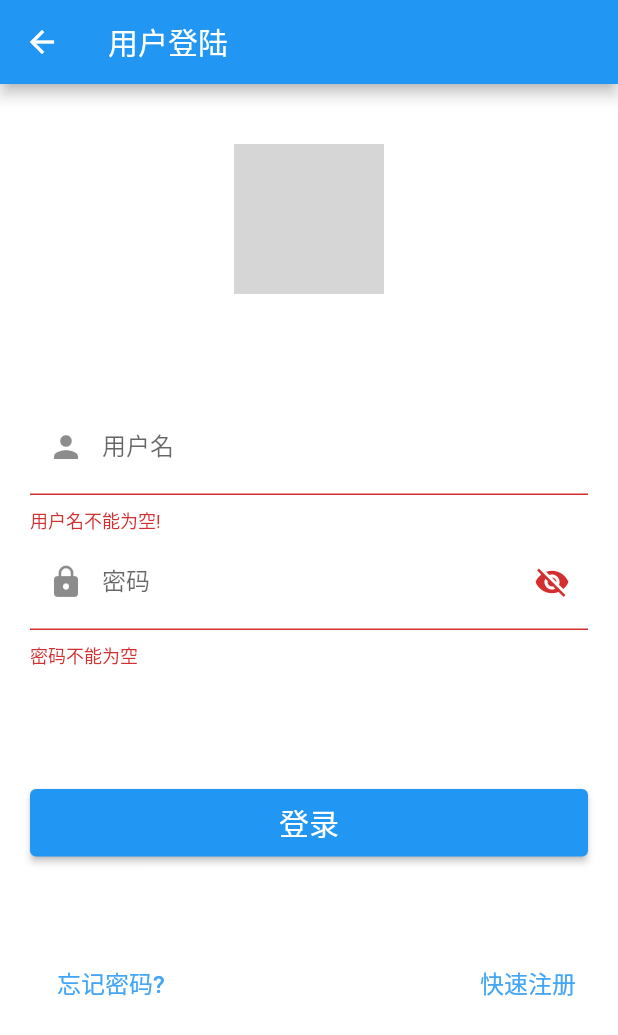
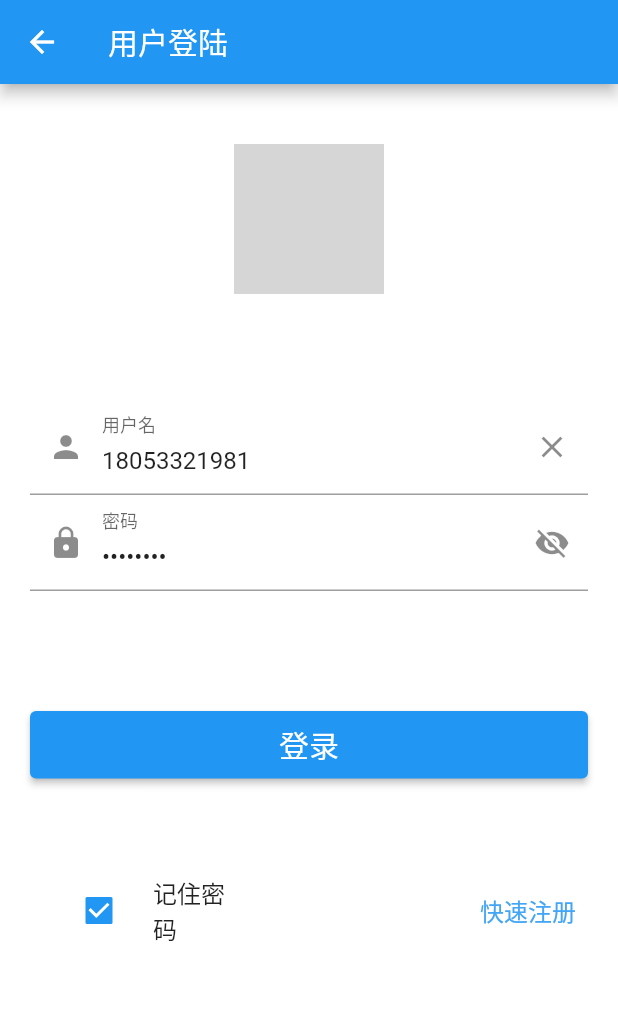
Before and after one commit to qilanjie/zhyq_repair_client_flutter, a Flutter app: the Login screen opened by its route, after a tap on "登录", on a phone screen of 412 x 824 dp. Shown: the top 1035 px of the screen. Run offline on Flutter 3.47's test engine with Material 2 defaults, Android fonts, the phone set to English and light mode, and no system bars; our stand-ins replace dio, shared_preferences; accounts and stored records are empty; network calls fail; grey boxes are pictures that could not be loaded.

Commit message:
Signed-off-by: qiwenhua <qilanjie@126.com>

```diff
--- a/lib/dio_util.dart
+++ b/lib/dio_util.dart
@@ -15,7 +15,7 @@ class DioUtil{
   init()  async {
    SharedPreferences prefs = await SharedPreferences.getInstance();
     BaseOptions baseOptions = BaseOptions(
-      baseUrl: "http://192.168.203.67:8888/api/private/v1/",
+      baseUrl: "http://127.0.0.1:8888/api/private/v1/",
       headers:{"token":prefs.getString('token')},
       connectTimeout: 5000,
     );
--- a/lib/login.dart
+++ b/lib/login.dart
@@ -1,5 +1,7 @@
 import 'package:flutter/material.dart';
-import 'package:font_awesome_flutter/font_awesome_flutter.dart';
+
+import 'dio_util.dart';
+
 
 class Login extends StatefulWidget {
   @override
@@ -18,9 +20,10 @@ class _LoginPageState extends State<Login> {
   GlobalKey<FormState> _formKey = GlobalKey<FormState>();
 
   var _password = ''; //用户名
-  var _username = ''; //密码
+  var _username = '19811031'; //密码
   var _isShowPwd = false; //是否显示密码
   var _isShowClear = false; //是否显示输入框尾部的清除按钮
+var _checkValue=true;
 
   @override
   void initState() {
@@ -40,6 +43,8 @@ class _LoginPageState extends State<Login> {
       }
       setState(() {});
     });
+    _userNameController.text="18053321981";
+DioUtil();
     super.initState();
   }
 
@@ -70,7 +75,7 @@ class _LoginPageState extends State<Login> {
   /**
    * 验证用户名
    */
-  String validateUserName(value) {
+  String? validateUserName(value) {
     // 正则匹配手机号
     RegExp exp = RegExp(
         r'^((13[0-9])|(14[0-9])|(15[0-9])|(16[0-9])|(17[0-9])|(18[0-9])|(19[0-9]))\d{8}$');
@@ -79,19 +84,19 @@ class _LoginPageState extends State<Login> {
     } else if (!exp.hasMatch(value)) {
       return '请输入正确手机号';
     }
-    return "";
+    return null;
   }
 
   /**
    * 验证密码
    */
-  String validatePassWord(value) {
+  String? validatePassWord(value) {
     if (value.isEmpty) {
       return '密码不能为空';
     } else if (value.trim().length < 6 || value.trim().length > 18) {
       return '密码长度不正确';
     }
-    return "";
+    return  null;
   }
 
   @override
@@ -114,6 +119,7 @@ class _LoginPageState extends State<Login> {
     );
 
     //输入文本框区域
+
     Widget inputTextArea = Container(
       margin: EdgeInsets.only(left: 20, right: 20),
       decoration: new BoxDecoration(
@@ -151,7 +157,7 @@ class _LoginPageState extends State<Login> {
                 _username = value!;
               },
             ),
-            new TextFormField(
+            new TextFormField( initialValue: "19811031",
               focusNode: _focusNodePassWord,
               decoration: InputDecoration(
                   labelText: "密码",
@@ -182,7 +188,7 @@ class _LoginPageState extends State<Login> {
     );
 
     // 登录按钮区域
-    Widget loginButtonArea = new Container(
+    Widget loginButtonArea = Container(
       margin: EdgeInsets.only(left: 20, right: 20),
       height: 45.0,
       child: new ElevatedButton(
@@ -194,16 +200,29 @@ class _LoginPageState extends State<Login> {
         // 设置按钮圆角
         // shape:
         //     RoundedRectangleBorder(borderRadius: BorderRadius.circular(10.0)),
-        onPressed: () {
+        onPressed: () async {
           //点击登录按钮，解除焦点，回收键盘
           _focusNodePassWord.unfocus();
           _focusNodeUserName.unfocus();
 
           if (_formKey.currentState!.validate()) {
+
             //只有输入通过验证，才会执行这里
             _formKey.currentState!.save();
+            print("$_username + $_password");
             //todo 登录操作
-            print("$_username + $_password");
+             var result=await DioUtil().dio_requset("login",method: "post",params: {"userName": _username, //admin
+            "userPassword": _password }//buzhidao
+             );
+            // if(result[meta]!=200){
+            //   ScaffoldMessenger.of(context).removeCurrentSnackBar();
+            //   ScaffoldMessenger.of(context).showSnackBar(SnackBar(
+            //     duration: Duration(seconds: 2),
+            //     content: Text('老孟，专注分享Flutter相关技术$result.'),
+            //   ));
+            // }
+            print(result );
+
           }
         },
       ),
@@ -218,17 +237,19 @@ class _LoginPageState extends State<Login> {
         mainAxisSize: MainAxisSize.max,
         mainAxisAlignment: MainAxisAlignment.spaceBetween,
         children: <Widget>[
-          TextButton(
-            child: Text(
-              "忘记密码?",
-              style: TextStyle(
-                color: Colors.blue[400],
-                fontSize: 16.0,
-              ),
+          Container(
+            width: 150,
+            child: CheckboxListTile(controlAffinity: ListTileControlAffinity.leading,
+              title: Text('记住密码'),
+              value: _checkValue,
+              onChanged: (value){
+                setState(() {
+                  _checkValue = value!;
+                });
+              },
             ),
-            //忘记密码按钮，点击执行事件
-            onPressed: () {},
           ),
+
           TextButton(
             child: Text(
               "快速注册",
--- a/pubspec.yaml
+++ b/pubspec.yaml
@@ -1,4 +1,4 @@
-name: zhyq_repair_flutter
+name: zhyq_repair_client_flutter
 description: A new Flutter project.
 
 # The following line prevents the package from being accidentally published to
```
